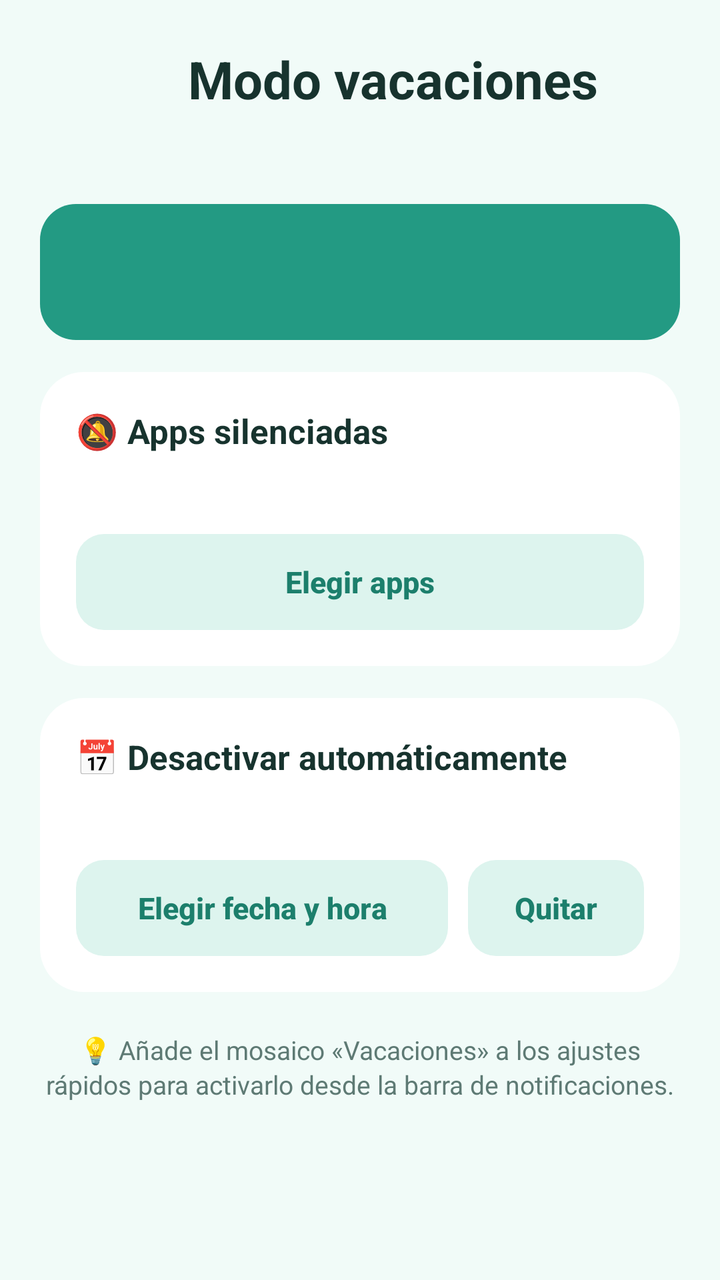
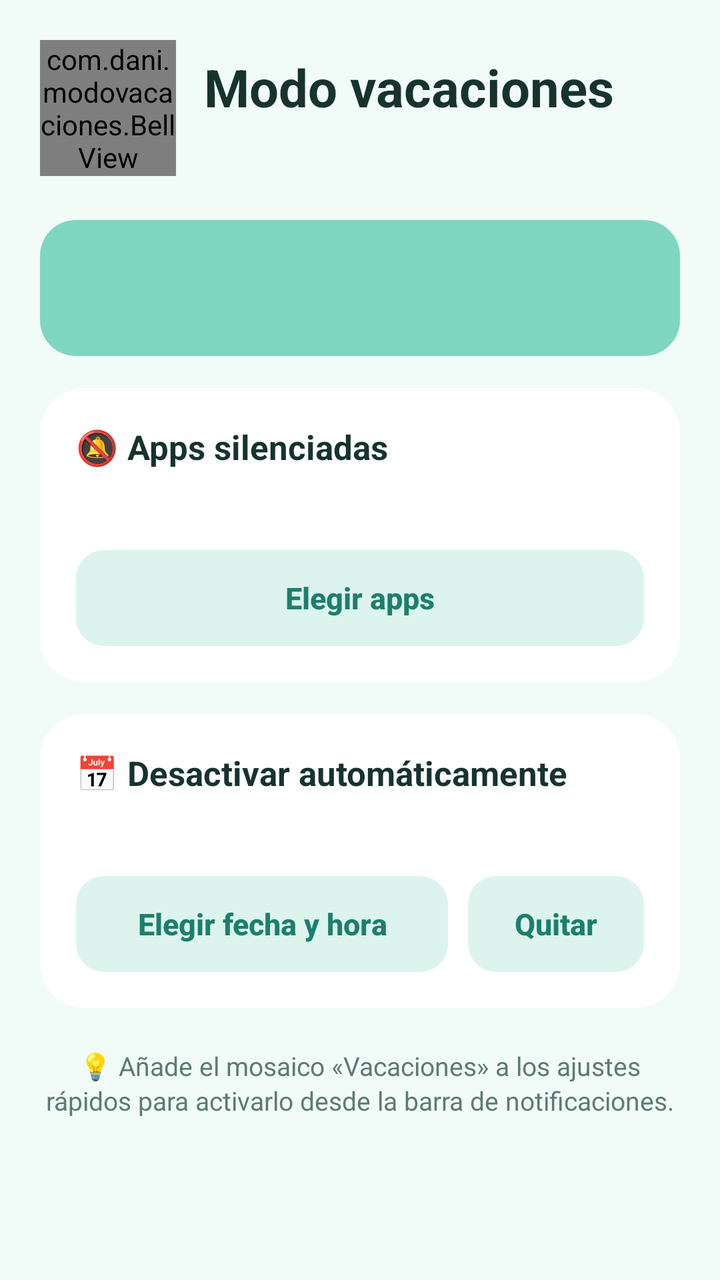

Compare the two renders of this Android layout. The source of the first and the diff that turns it into the second are given below.
<!-- AndroidManifest.xml: application theme AppTheme -->
<!-- res/layout/activity_main.xml -->
<?xml version="1.0" encoding="utf-8"?>
<ScrollView xmlns:android="http://schemas.android.com/apk/res/android"
    android:layout_width="match_parent"
    android:layout_height="match_parent"
    android:background="@color/bg"
    android:fillViewport="true"
    android:fitsSystemWindows="true">

    <LinearLayout
        android:layout_width="match_parent"
        android:layout_height="wrap_content"
        android:orientation="vertical"
        android:padding="20dp">

        
        <LinearLayout
            android:layout_width="match_parent"
            android:layout_height="wrap_content"
            android:gravity="center_vertical"
            android:orientation="horizontal">

            <ImageView
                android:layout_width="60dp"
                android:layout_height="60dp"
                android:contentDescription="@null"
                android:src="@mipmap/ic_launcher" />

            <LinearLayout
                android:layout_width="0dp"
                android:layout_height="wrap_content"
                android:layout_marginStart="14dp"
                android:layout_weight="1"
                android:orientation="vertical">

                <TextView
                    android:layout_width="wrap_content"
                    android:layout_height="wrap_content"
                    android:text="@string/app_name"
                    android:textColor="@color/text"
                    android:textSize="26sp"
                    android:textStyle="bold" />

                <TextView
                    android:id="@+id/txtStatus"
                    android:layout_width="wrap_content"
                    android:layout_height="wrap_content"
                    android:layout_marginTop="2dp"
                    android:textColor="@color/sub"
                    android:textSize="14sp" />
            </LinearLayout>
        </LinearLayout>

        
        <LinearLayout
            android:id="@+id/cardPermission"
            style="@style/Card"
            android:visibility="gone">

            <TextView
                style="@style/CardTitle"
                android:text="⚠️ Falta un permiso"
                android:textColor="@color/warn" />

            <TextView
                style="@style/Body"
                android:text="Para quitar las notificaciones de otras apps, Modo vacaciones necesita «Acceso a notificaciones»." />

            <Button
                android:id="@+id/btnGrantAccess"
                style="@style/Btn.Primary"
                android:layout_width="match_parent"
                android:layout_marginTop="14dp"
                android:text="Dar acceso a notificaciones" />

            <TextView
                style="@style/Body"
                android:layout_marginTop="14dp"
                android:text="¿Sale en gris o te dice «Ajuste restringido»? Es normal en APKs instalados a mano: abre la info de la app, pulsa ⋮ (arriba a la derecha) → «Permitir ajustes restringidos» y vuelve a intentarlo."
                android:textSize="13sp" />

            <Button
                android:id="@+id/btnAppInfo"
                style="@style/Btn.Soft"
                android:layout_width="match_parent"
                android:layout_marginTop="10dp"
                android:text="Abrir info de la app" />
        </LinearLayout>

        
        <Button
            android:id="@+id/btnToggle"
            style="@style/Btn.Primary"
            android:layout_width="match_parent"
            android:layout_marginTop="22dp"
            android:minHeight="68dp"
            android:textSize="19sp" />

        
        <LinearLayout style="@style/Card">

            <TextView
                style="@style/CardTitle"
                android:text="🔕 Apps silenciadas" />

            <TextView
                android:id="@+id/txtAppsSummary"
                style="@style/Body" />

            <Button
                android:id="@+id/btnChooseApps"
                style="@style/Btn.Soft"
                android:layout_width="match_parent"
                android:layout_marginTop="14dp"
                android:text="Elegir apps" />
        </LinearLayout>

        
        <LinearLayout style="@style/Card">

            <TextView
                style="@style/CardTitle"
                android:text="📅 Desactivar automáticamente" />

            <TextView
                android:id="@+id/txtEndTime"
                style="@style/Body" />

            <LinearLayout
                android:layout_width="match_parent"
                android:layout_height="wrap_content"
                android:layout_marginTop="14dp"
                android:orientation="horizontal">

                <Button
                    android:id="@+id/btnPickDate"
                    style="@style/Btn.Soft"
                    android:layout_width="0dp"
                    android:layout_weight="1"
                    android:text="Elegir fecha y hora" />

                <Button
                    android:id="@+id/btnClearDate"
                    style="@style/Btn.Soft"
                    android:layout_width="wrap_content"
                    android:layout_marginStart="10dp"
                    android:text="Quitar" />
            </LinearLayout>

            <TextView
                android:id="@+id/txtExactHint"
                style="@style/Body"
                android:layout_marginTop="12dp"
                android:text="Sin el permiso de «Alarmas y recordatorios» el aviso puede llegar unos minutos tarde (las notificaciones sí dejan de bloquearse a la hora exacta)."
                android:textSize="13sp"
                android:visibility="gone" />

            <Button
                android:id="@+id/btnExactPerm"
                style="@style/Btn.Soft"
                android:layout_width="match_parent"
                android:layout_marginTop="10dp"
                android:text="Permitir alarmas exactas"
                android:visibility="gone" />
        </LinearLayout>

        
        <LinearLayout
            android:id="@+id/cardStats"
            style="@style/Card"
            android:visibility="gone">

            <TextView
                android:id="@+id/txtStatsTitle"
                style="@style/CardTitle" />

            <TextView
                android:id="@+id/txtStats"
                style="@style/Body" />
        </LinearLayout>

        <TextView
            style="@style/Body"
            android:layout_marginTop="20dp"
            android:gravity="center"
            android:text="💡 Añade el mosaico «Vacaciones» a los ajustes rápidos para activarlo desde la barra de notificaciones."
            android:textSize="13sp" />
    </LinearLayout>
</ScrollView>
<!-- resources referenced by this layout -->
<resources>
  <color name="bg">#F1FBF8</color>
  <color name="sub">#5E7A74</color>
  <color name="text">#17332E</color>
  <color name="warn">#D9572A</color>
  <!-- mipmap ic_launcher (mipmap-anydpi-v26) -->
  <?xml version="1.0" encoding="utf-8"?>
  <adaptive-icon xmlns:android="http://schemas.android.com/apk/res/android">
      <background android:drawable="@drawable/ic_launcher_background" />
      <foreground android:drawable="@drawable/ic_launcher_foreground" />
      <monochrome android:drawable="@drawable/ic_stat_palm" />
  </adaptive-icon>
  <string name="app_name">Modo vacaciones</string>
  <style name="Btn.Soft">
          <item name="android:background">@drawable/bg_btn_soft</item>
          <item name="android:textColor">@color/soft_text</item>
      </style>
  <!-- drawable ic_launcher_background (drawable) -->
  <?xml version="1.0" encoding="utf-8"?>
  <vector xmlns:android="http://schemas.android.com/apk/res/android"
      android:width="108dp"
      android:height="108dp"
      android:viewportWidth="108"
      android:viewportHeight="108">
      <path android:fillColor="#7ED6C1" android:pathData="M0,0h108v108h-108z" />
  </vector>
  <!-- drawable ic_launcher_foreground (drawable) -->
  <?xml version="1.0" encoding="utf-8"?>
  <vector xmlns:android="http://schemas.android.com/apk/res/android"
      android:width="108dp"
      android:height="108dp"
      android:viewportWidth="108"
      android:viewportHeight="108">
      <group
          android:scaleX="0.68"
          android:scaleY="0.68"
          android:translateX="16.6"
          android:translateY="16.6">
          
          <path android:fillColor="#FFF6E5" android:pathData="M55,28 C42,28 36,38 36,50 L36,64 L30,72 L80,72 L74,64 L74,50 C74,38 68,28 55,28 Z" />
          <path android:fillColor="#FFF6E5" android:pathData="M49,79 a6,6 0 1,0 12,0 a6,6 0 1,0 -12,0 Z" />
          
          <path android:strokeColor="#7ED6C1" android:strokeWidth="2.5" android:strokeLineCap="round" android:fillColor="#00000000" android:pathData="M44,52 q4,4 8,0 M58,52 q4,4 8,0" />
          
          <path android:strokeColor="#F2683A" android:strokeWidth="3" android:strokeLineCap="round" android:strokeLineJoin="round" android:fillColor="#00000000" android:pathData="M74,30 h9 l-9,11 h9" />
          <path android:strokeColor="#F2683A" android:strokeWidth="2.5" android:strokeLineCap="round" android:strokeLineJoin="round" android:fillColor="#00000000" android:pathData="M85,19 h6 l-6,8 h6" />
      </group>
  </vector>
  <!-- drawable ic_stat_palm (drawable) -->
  <?xml version="1.0" encoding="utf-8"?>
  <vector xmlns:android="http://schemas.android.com/apk/res/android"
      android:width="24dp"
      android:height="24dp"
      android:viewportWidth="110"
      android:viewportHeight="110">
      <group android:translateX="-3" android:translateY="3">
          <path android:fillColor="#FFFFFF" android:pathData="M55,28 C42,28 36,38 36,50 L36,64 L30,72 L80,72 L74,64 L74,50 C74,38 68,28 55,28 Z" />
          <path android:fillColor="#FFFFFF" android:pathData="M49,79 a6,6 0 1,0 12,0 a6,6 0 1,0 -12,0 Z" />
          <path android:strokeColor="#FFFFFF" android:strokeWidth="5" android:strokeLineCap="round" android:strokeLineJoin="round" android:fillColor="#00000000" android:pathData="M76,22 h11 l-11,13 h11" />
          <path android:strokeColor="#FFFFFF" android:strokeWidth="4" android:strokeLineCap="round" android:strokeLineJoin="round" android:fillColor="#00000000" android:pathData="M89,8 h7 l-7,9 h7" />
      </group>
  </vector>
  <!-- drawable bg_btn_sun (drawable) -->
  <?xml version="1.0" encoding="utf-8"?>
  <ripple xmlns:android="http://schemas.android.com/apk/res/android" android:color="#33FFFFFF">
      <item>
          <shape android:shape="rectangle">
              <solid android:color="@color/sun" />
              <corners android:radius="18dp" />
          </shape>
      </item>
  </ripple>
  <color name="on_primary">#FFFFFF</color>
  <color name="soft_text">#1C7F6C</color>
  <color name="sun">#239A83</color>
  <color name="soft">#DDF4EE</color>
  <color name="card">#FFFFFF</color>
  <!-- unchanged entries left out for length: 7 -->
</resources>

<!-- the commit's change to res/layout/activity_main.xml (unified diff, before → after) -->
@@ -19,11 +19,10 @@
             android:gravity="center_vertical"
             android:orientation="horizontal">
 
-            <ImageView
-                android:layout_width="60dp"
-                android:layout_height="60dp"
-                android:contentDescription="@null"
-                android:src="@mipmap/ic_launcher" />
+            <com.dani.modovacaciones.BellView
+                android:id="@+id/bellView"
+                android:layout_width="68dp"
+                android:layout_height="68dp" />
 
             <LinearLayout
                 android:layout_width="0dp"
<!-- resource entries referenced after the edit -->
@@ -4,76 +4,25 @@
   <color name="sub">#5E7A74</color>
   <color name="text">#17332E</color>
   <color name="warn">#D9572A</color>
-  <!-- mipmap ic_launcher (mipmap-anydpi-v26) -->
-  <?xml version="1.0" encoding="utf-8"?>
-  <adaptive-icon xmlns:android="http://schemas.android.com/apk/res/android">
-      <background android:drawable="@drawable/ic_launcher_background" />
-      <foreground android:drawable="@drawable/ic_launcher_foreground" />
-      <monochrome android:drawable="@drawable/ic_stat_palm" />
-  </adaptive-icon>
   <string name="app_name">Modo vacaciones</string>
   <style name="Btn.Soft">
           <item name="android:background">@drawable/bg_btn_soft</item>
           <item name="android:textColor">@color/soft_text</item>
       </style>
-  <!-- drawable ic_launcher_background (drawable) -->
-  <?xml version="1.0" encoding="utf-8"?>
-  <vector xmlns:android="http://schemas.android.com/apk/res/android"
-      android:width="108dp"
-      android:height="108dp"
-      android:viewportWidth="108"
-      android:viewportHeight="108">
-      <path android:fillColor="#7ED6C1" android:pathData="M0,0h108v108h-108z" />
-  </vector>
-  <!-- drawable ic_launcher_foreground (drawable) -->
-  <?xml version="1.0" encoding="utf-8"?>
-  <vector xmlns:android="http://schemas.android.com/apk/res/android"
-      android:width="108dp"
-      android:height="108dp"
-      android:viewportWidth="108"
-      android:viewportHeight="108">
-      <group
-          android:scaleX="0.68"
-          android:scaleY="0.68"
-          android:translateX="16.6"
-          android:translateY="16.6">
-          
-          <path android:fillColor="#FFF6E5" android:pathData="M55,28 C42,28 36,38 36,50 L36,64 L30,72 L80,72 L74,64 L74,50 C74,38 68,28 55,28 Z" />
-          <path android:fillColor="#FFF6E5" android:pathData="M49,79 a6,6 0 1,0 12,0 a6,6 0 1,0 -12,0 Z" />
-          
-          <path android:strokeColor="#7ED6C1" android:strokeWidth="2.5" android:strokeLineCap="round" android:fillColor="#00000000" android:pathData="M44,52 q4,4 8,0 M58,52 q4,4 8,0" />
-          
-          <path android:strokeColor="#F2683A" android:strokeWidth="3" android:strokeLineCap="round" android:strokeLineJoin="round" android:fillColor="#00000000" android:pathData="M74,30 h9 l-9,11 h9" />
-          <path android:strokeColor="#F2683A" android:strokeWidth="2.5" android:strokeLineCap="round" android:strokeLineJoin="round" android:fillColor="#00000000" android:pathData="M85,19 h6 l-6,8 h6" />
-      </group>
-  </vector>
-  <!-- drawable ic_stat_palm (drawable) -->
-  <?xml version="1.0" encoding="utf-8"?>
-  <vector xmlns:android="http://schemas.android.com/apk/res/android"
-      android:width="24dp"
-      android:height="24dp"
-      android:viewportWidth="110"
-      android:viewportHeight="110">
-      <group android:translateX="-3" android:translateY="3">
-          <path android:fillColor="#FFFFFF" android:pathData="M55,28 C42,28 36,38 36,50 L36,64 L30,72 L80,72 L74,64 L74,50 C74,38 68,28 55,28 Z" />
-          <path android:fillColor="#FFFFFF" android:pathData="M49,79 a6,6 0 1,0 12,0 a6,6 0 1,0 -12,0 Z" />
-          <path android:strokeColor="#FFFFFF" android:strokeWidth="5" android:strokeLineCap="round" android:strokeLineJoin="round" android:fillColor="#00000000" android:pathData="M76,22 h11 l-11,13 h11" />
-          <path android:strokeColor="#FFFFFF" android:strokeWidth="4" android:strokeLineCap="round" android:strokeLineJoin="round" android:fillColor="#00000000" android:pathData="M89,8 h7 l-7,9 h7" />
-      </group>
-  </vector>
   <!-- drawable bg_btn_sun (drawable) -->
   <?xml version="1.0" encoding="utf-8"?>
   <ripple xmlns:android="http://schemas.android.com/apk/res/android" android:color="#33FFFFFF">
       <item>
           <shape android:shape="rectangle">
-              <solid android:color="@color/sun" />
+              <solid android:color="@color/brand" />
               <corners android:radius="18dp" />
           </shape>
       </item>
   </ripple>
-  <color name="on_primary">#FFFFFF</color>
+  <color name="on_primary">#10423A</color>
   <color name="soft_text">#1C7F6C</color>
   <color name="sun">#239A83</color>
+  <color name="brand">#7ED6C1</color>
   <color name="soft">#DDF4EE</color>
   <color name="card">#FFFFFF</color>
   <!-- unchanged entries left out for length: 7 -->
